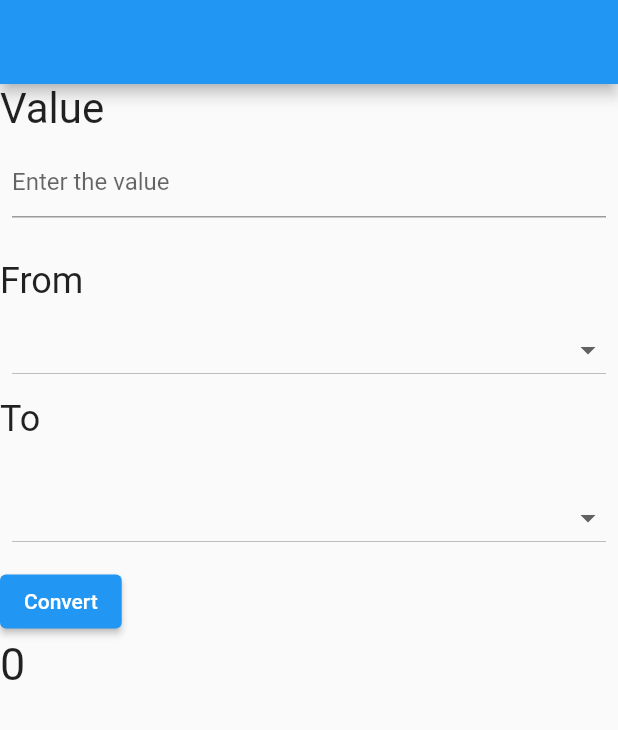
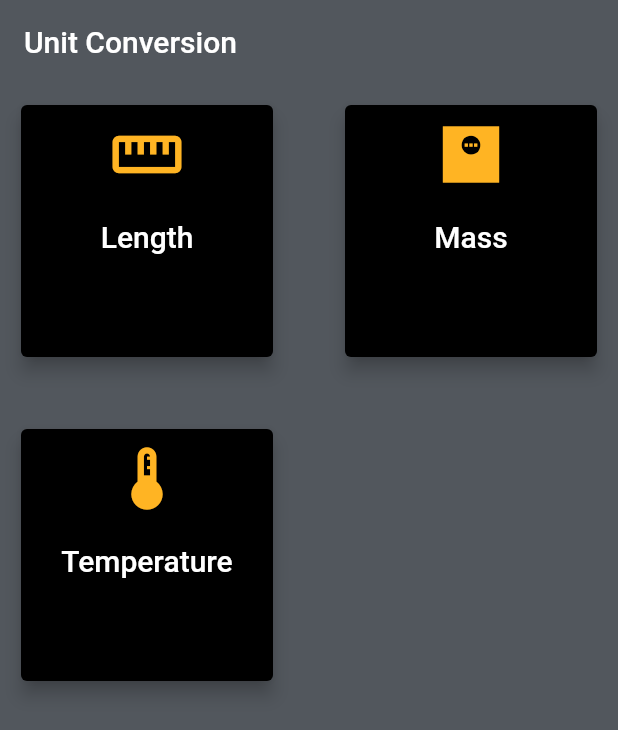
Before and after one commit to Hritik602/Unit-Conversion, a Flutter app: the screen it shows after launch, on a phone screen of 412 x 824 dp. Shown: the top 730 px of the screen. Run offline on Flutter 3.47's test engine with Material 2 defaults, Android fonts, the phone set to English and light mode, and no system bars.

Commit message:
Mobile View Completed

```diff
--- /dev/null
+++ b/lib/Logic/length_logic.dart
@@ -0,0 +1,172 @@
+class LengthCalculation {
+  static final List<String> lengthList = [
+    "Millimeter mm",
+    "Centimeter cm",
+    "Decimeter dm",
+    "Meter m",
+    "Decameter dm",
+    "Hectometer hm",
+    "kilometer km",
+    "Mile m",
+    "Yard yd",
+    "Foot ft",
+    "Inch in"
+  ];
+  static final Map<String, int> mapList = {
+    "Millimeter mm": 0,
+    "Centimeter cm": 1,
+    "Decimeter dm": 2,
+    "Meter m": 3,
+    "Decameter dm": 4,
+    "Hectometer hm": 5,
+    "kilometer km": 6,
+    "Mile m": 7,
+    "Yard yd": 8,
+    "Foot ft": 9,
+    "Inch in": 10
+  };
+  static final dynamic lengthConversion = {
+    "0": [
+      1,
+      0.1,
+      0.001,
+      0.0001,
+      0.00001,
+      0.000001,
+      0.000000621371,
+      0.00109381,
+      0.00328084,
+      0.0393701
+    ],
+    "1": [
+      10,
+      1,
+      0.1,
+      0.01,
+      0.001,
+      0.0001,
+      0.00001,
+      0.00000621371,
+      0.0109381,
+      0.0328084,
+      0.393701
+    ],
+    "2": [
+      100,
+      10,
+      1,
+      0.1,
+      0.01,
+      0.001,
+      0.0001,
+      0.0000621371,
+      0.109381,
+      0.328084,
+      3.93701
+    ],
+    "3": [
+      1000,
+      100,
+      10,
+      1,
+      0.1,
+      0.01,
+      0.001,
+      0.000621371,
+      1.09381,
+      3.28084,
+      39.3701
+    ],
+    "4": [
+      10000,
+      1000,
+      100,
+      10,
+      1,
+      0.1,
+      0.01,
+      0.00621371,
+      10.9381,
+      32.8084,
+      393.701
+    ],
+    "5": [
+      100000,
+      10000,
+      1000,
+      100,
+      10,
+      1,
+      0.1,
+      0.0621371,
+      109.381,
+      328.084,
+      3937.01
+    ],
+    "6": [
+      1000000,
+      100000,
+      10000,
+      1000,
+      100,
+      10,
+      1,
+      0.0621371,
+      1093.81,
+      3280.84,
+      393370.1
+    ],
+    "7": [
+      1609000,
+      160934,
+      16093.4,
+      1609.34,
+      160.934,
+      16.0934,
+      1.60934,
+      1,
+      1760,
+      5280,
+      63360
+    ],
+    "8": [
+      914.4,
+      91.44,
+      9.144,
+      0.9144,
+      0.09144,
+      0.009144,
+      0.0009144,
+      0.000568182,
+      1,
+      3,
+      36
+    ],
+    "9": [
+      304.8,
+      30.48,
+      3.048,
+      0.3048,
+      0.03048,
+      0.003048,
+      0.0003048,
+      0.000189394,
+      0.333333,
+      1,
+      12
+    ],
+    "10": [
+      25.4,
+      2.54,
+      0.254,
+      0.0254,
+      0.00254,
+      0.000254,
+      0.0000254,
+      0.00001579,
+      0.0277778,
+      0.833333,
+      1
+    ]
+  };
+}
--- /dev/null
+++ b/lib/Logic/mass_logic.dart
@@ -0,0 +1,50 @@
+class MassData {
+  static final List<String> massList = [
+    "mg",
+    "microg",
+    "g",
+    "Kg",
+    "ton",
+    "quintal",
+    "Pound",
+    "Caract"
+  ];
+  static final Map<String, int> massMap = {
+    "mg": 0,
+    "microg": 1,
+    "g": 2,
+    "kg": 3,
+    "ton": 4,
+    "quintal": 5,
+    "Pound": 6,
+    "Caract": 7
+  };
+  static final dynamic massFormula = {
+    "0": [1, 1000, 0.001, 0.000001, 0.00000001, 0.0000001, 0.0000020, 0.005],
+    "1": [
+      0.001,
+      1,
+      0.000001,
+      0.000000001,
+      0.000000000001,
+      0.000000000001,
+      0.000000002,
+      0.000005
+    ],
+    "2": [1000, 1000000, 1, 0.001, 0.000001, 0.00001, 0.0022046, 5],
+    "3": [1000000, 1000000000, 1000, 1, 0.001, 0.01, 2.2046, 5000],
+    "4": [10000000000, 1000000000000, 1000000, 1000, 1, 10, 2204.63, 5000000],
+    "5": [10000000000, 1000000000000, 100000, 100, 0.1, 1, 22046, 500000],
+    "6": [
+      453592.37,
+      453592370,
+      453.59237,
+      0.45359237,
+      0.000453,
+      0.0045359237,
+      1,
+      2267.97
+    ],
+    "7": [200, 200000, 0.2, 0.2, 0.0000002, 0.000002, 0.0004493, 1]
+  };
+}
--- /dev/null
+++ b/lib/Logic/temp_logic.dart
@@ -0,0 +1,23 @@
+class TemperatureData {
+  static final List<String> tempList = [
+    "Celsius",
+    "Fahrenheit",
+    "Kelvin",
+    "Rankine",
+    "Reaumur"
+  ];
+  static final Map<String, int> tempMap = {
+    "Celsius": 0,
+    "Fahrenheit": 1,
+    "Kelvin": 2,
+    "Rankine": 3,
+    "Reaumur": 4
+  };
+  static final dynamic tempFormula = {
+    "0": [1, 33.8, 274.15, 493.47, 0.8],
+    "1": [-17.223, 1, 255.928, 460.67, -13.7778],
+    "2": [-272.15, -457.87, 1, 1.8, -217.72],
+    "3": [-272.6, -458.67, 0.56, 1, -218.07556],
+    "4": [1.25, 34.25, 274.4, 493.92, 1]
+  };
+}
--- /dev/null
+++ b/lib/Screen/Mobile/calculation_screen.dart
@@ -0,0 +1,159 @@
+import 'package:flutter/cupertino.dart';
+import 'package:flutter/material.dart';
+
+import '../../home_ui.dart';
+
+class CalculationScreen extends StatefulWidget {
+  CalculationScreen(
+      {Key? key,
+      required this.mapConversion,
+      required this.conversionList,
+      required this.headerName,
+      required this.calculationformula})
+      : super(key: key);
+  /*It determine from which of type to which type should be converted */
+  Map<String, int> mapConversion;
+  List<String> conversionList;
+  String? headerName;
+  dynamic calculationformula;
+
+  @override
+  State<CalculationScreen> createState() => _CalculationScreenState();
+}
+
+class _CalculationScreenState extends State<CalculationScreen> {
+  void convert(double value, String from, String to) {
+    print(widget.mapConversion[from]);
+    int? numFrom = widget.mapConversion[from];
+    int? numTo = widget.mapConversion[to];
+    var multiplier = widget.calculationformula[numFrom.toString()][numTo];
+    double result = value * multiplier;
+    if (result == 0) {
+      _result = 'This conversion cannot be performed';
+    } else {
+      _result =
+          '${_numberfrom.toString()} ${_startMeasure.toString()} $result ${_convertedMeasure.toString()}';
+    }
+    setState(() {
+      _result = _result;
+    });
+  }
+
+  String? _startMeasure;
+  String? _convertedMeasure;
+  double? _numberfrom;
+  String? _result;
+  @override
+  Widget build(BuildContext context) {
+    return Scaffold(
+      appBar: AppBar(
+        elevation: 0.0,
+        title: Text(widget.headerName.toString()),
+      ),
+      body: SingleChildScrollView(
+        child: Column(
+          children: [
+            Padding(
+              padding: const EdgeInsets.all(8.0),
+              child: TextField(
+                keyboardType: TextInputType.number,
+                decoration: const InputDecoration(
+                    filled: true,
+                    fillColor: Colors.white,
+                    constraints: BoxConstraints(
+                      maxWidth: 200,
+                    ),
+                    hintText: "Enter the value",
+                    border: UnderlineInputBorder()),
+                onChanged: (text) {
+                  var rv = double.tryParse(text);
+                  setState(() {
+                    _numberfrom = rv;
+                  });
+                },
+              ),
+            ),
+            const SizedBox(
+              height: 30,
+            ),
+            Row(
+              children: [
+                Padding(
+                  padding: const EdgeInsets.all(8.0),
+                  child: SizedBox(
+                    width: 150,
+                    height: 50,
+                    child: DropdownButton(
+                      dropdownColor: Colors.white,
+                      elevation: 10,
+                      borderRadius: const BorderRadius.all(Radius.circular(10)),
+                      isExpanded: true,
+                      items: widget.conversionList.map((String value) {
+                        return DropdownMenuItem(
+                            value: value, child: Text(value));
+                      }).toList(),
+                      onChanged: (value) {
+                        setState(() {
+                          _startMeasure = (value as String?)!;
+                        });
+                      },
+                      value:
+                          _startMeasure ?? widget.conversionList[0].toString(),
+                    ),
+                  ),
+                ),
+                Text(
+                  "To",
+                  style: Theme.of(context).textTheme.headline6,
+                ),
+                Padding(
+                  padding: const EdgeInsets.all(8.0),
+                  child: SizedBox(
+                    width: 150,
+                    height: 50,
+                    child: DropdownButton(
+                      dropdownColor: Colors.white,
+                      elevation: 0,
+                      borderRadius: const BorderRadius.all(Radius.circular(10)),
+                      isExpanded: true,
+                      items: widget.conversionList.map((String value) {
+                        return DropdownMenuItem(
+                            value: value, child: Text(value));
+                      }).toList(),
+                      onChanged: (value) {
+                        setState(() {
+                          _convertedMeasure = (value as String?)!;
+                        });
+                      },
+                      value: _convertedMeasure ??
+                          widget.conversionList[0].toString(),
+                    ),
+                  ),
+                ),
+              ],
+            ),
+            const SizedBox(
+              height: 30,
+            ),
+            CustomText(
+              text: (_result == null ? "0" : _result.toString()),
+              size: 40,
+            ),
+            const SizedBox(
+              height: 30,
+            ),
+            ElevatedButton(
+                onPressed: () {
+                  convert(_numberfrom!.toDouble(), _startMeasure!,
+                      _convertedMeasure!);
+                },
+                child: const Text("Convert")),
+            const SizedBox(
+              height: 30,
+            ),
+          ],
+        ),
+      ),
+    );
+  }
+}
--- /dev/null
+++ b/lib/Screen/Mobile/mobile_home_view.dart
@@ -0,0 +1,112 @@
+import 'package:flutter/material.dart';
+import 'package:unit_conversion/Logic/length_logic.dart';
+import 'package:unit_conversion/Logic/mass_logic.dart';
+import 'package:unit_conversion/Logic/temp_logic.dart';
+import 'package:unit_conversion/Screen/Mobile/calculation_screen.dart';
+
+class MobileView extends StatelessWidget {
+  MobileView({Key? key}) : super(key: key);
+  final List<String> _unit = [
+    "Length",
+    "Mass",
+    "Temperature",
+  ];
+  final List<IconData> _iconList = [
+    Icons.straighten_outlined,
+    Icons.monitor_weight_sharp,
+    Icons.thermostat_outlined,
+    Icons.attach_money_outlined,
+  ];
+
+  void moveToCalculationScreen(int index, BuildContext context) {
+    switch (index) {
+      case 0:
+        Navigator.push(
+            context,
+            MaterialPageRoute<String>(
+                builder: (context) => CalculationScreen(
+                      calculationformula: LengthCalculation.lengthConversion,
+                      headerName: _unit[index].toString(),
+                      mapConversion: LengthCalculation.mapList,
+                      conversionList: LengthCalculation.lengthList,
+                    )));
+        break;
+      case 1:
+        Navigator.push(
+            context,
+            MaterialPageRoute<String>(
+                builder: (context) => CalculationScreen(
+                    calculationformula: MassData.massFormula,
+                    headerName: _unit[index].toString(),
+                    mapConversion: MassData.massMap,
+                    conversionList: MassData.massList)));
+        break;
+      case 2:
+        Navigator.push(
+            context,
+            MaterialPageRoute<String>(
+                builder: (context) => CalculationScreen(
+                      calculationformula: TemperatureData.tempFormula,
+                      headerName: _unit[index].toString(),
+                      mapConversion: TemperatureData.tempMap,
+                      conversionList: TemperatureData.tempList,
+                    )));
+        break;
+    }
+  }
+
+  @override
+  Widget build(BuildContext context) {
+    return Scaffold(
+        appBar: AppBar(
+          title: const Text("Unit Conversion"),
+        ),
+        body: SafeArea(
+            child: GridView.builder(
+                gridDelegate: const SliverGridDelegateWithMaxCrossAxisExtent(
+                  maxCrossAxisExtent: 200,
+                  childAspectRatio: 1,
+                  crossAxisSpacing: 20,
+                  mainAxisSpacing: 20,
+                ),
+                itemCount: _unit.length,
+                itemBuilder: (context, index) {
+                  return Padding(
+                    padding: const EdgeInsets.all(10.0),
+                    child: InkWell(
+                      onTap: () => moveToCalculationScreen(index, context),
+                      child: Card(
+                        elevation: 5.0,
+                        child: Container(
+                          width: 100,
+                          height: 100,
+                          decoration: BoxDecoration(
+                            borderRadius: BorderRadius.circular(40),
+                          ),
+                          child: Column(
+                            children: [
+                              Padding(
+                                padding: const EdgeInsets.all(8.0),
+                                child: Icon(
+                                  _iconList[index],
+                                  size: 50,
+                                ),
+                              ),
+                              const SizedBox(
+                                height: 10,
+                              ),
+                              Center(
+                                child: Text(
+                                  _unit[index].toString(),
+                                  style: Theme.of(context).textTheme.headline6,
+                                ),
+                              ),
+                            ],
+                          ),
+                        ),
+                      ),
+                    ),
+                  );
+                })));
+  }
+}
--- /dev/null
+++ b/lib/Screen/Web/web_home_view.dart
@@ -0,0 +1,14 @@
+import 'package:flutter/material.dart';
+
+class WebView extends StatelessWidget {
+  const WebView({Key? key}) : super(key: key);
+
+  @override
+  Widget build(BuildContext context) {
+    return const Scaffold(
+      body: Center(
+        child: Text("This is Web View "),
+      ),
+    );
+  }
+}
--- /dev/null
+++ b/lib/Screen/responsive_view.dart
@@ -0,0 +1,20 @@
+import 'package:flutter/material.dart';
+import 'package:unit_conversion/Screen/Mobile/calculation_screen.dart';
+import 'package:unit_conversion/Screen/Mobile/mobile_home_view.dart';
+import 'package:unit_conversion/Screen/Web/web_home_view.dart';
+
+class ResponsiveUI extends StatelessWidget {
+  const ResponsiveUI({Key? key}) : super(key: key);
+
+  @override
+  Widget build(BuildContext context) {
+    return LayoutBuilder(
+        builder: (BuildContext context, BoxConstraints constraints) {
+      if (constraints.maxWidth >= 480) {
+        return const WebView();
+      } else {
+        return  MobileView();
+      }
+    });
+  }
+}
--- a/lib/home_ui.dart
+++ /dev/null
@@ -1,159 +0,0 @@
-import 'package:flutter/material.dart';
-
-class MainScreen extends StatefulWidget {
-  const MainScreen({Key? key}) : super(key: key);
-
-  @override
-  State<MainScreen> createState() => _MainScreenState();
-}
-
-class _MainScreenState extends State<MainScreen> {
-  final List<String> measure = [
-    'meter',
-    'kilometer',
-    'grams',
-    'kilograms',
-    'feet',
-    'miles',
-    'pounds',
-    'ounces'
-  ];
-  final Map<String, int> _measureMap = {
-    'meter': 0,
-    'kilometer': 1,
-    'grams': 2,
-    'kilograms': 3,
-    'feet': 4,
-    'miles': 5,
-    'pounds': 6,
-    'ounces': 7,
-  };
-  final dynamic _formulas = {
-    '0': [1, 0.001, 0, 0, 3.28084, 0.000621371, 0, 0],
-    '1': [1000, 1, 0, 0, 3280.84, 0.621371, 0, 0],
-    '2': [0, 0, 1, 0.0001, 0, 0, 0.00220462, 0.035274],
-    '3': [0, 0, 1000, 1, 0, 0, 2.20462, 35.274],
-    '4': [0.3048, 0.0003048, 0, 0, 1, 0.000189394, 0, 0],
-    '5': [1609.34, 1.60934, 0, 0, 5280, 1, 0, 0],
-    '6': [0, 0, 453.592, 0.453592, 0, 0, 1, 16],
-    '7': [0, 0, 28.3495, 0.0283495, 3.28084, 0, 0.0625, 1],
-  };
-  void convert(double value, String from, String to) {
-    int? numFrom = _measureMap[from];
-    int? numTo = _measureMap[to];
-    var multiplier = _formulas[numFrom.toString()][numTo];
-    double result = value * multiplier;
-    if (result == 0) {
-      _result = 'This conversion cannot be performed';
-    } else {
-      _result =
-          '${_numberfrom.toString()} ${_startMeasure.toString()} ${result} ${_convertedMeasure.toString()}';
-    }
-    setState(() {
-      _result = _result;
-    });
-  }
-
-  String? _startMeasure;
-  String? _convertedMeasure;
-  String? _result;
-  double? _numberfrom;
-  @override
-  Widget build(BuildContext context) {
-    return Scaffold(
-      appBar: AppBar(),
-      body: SafeArea(
-          child: SingleChildScrollView(
-        child: Column(
-          crossAxisAlignment: CrossAxisAlignment.start,
-          children: [
-            // Spacer(
-            //   flex: 1,
-            // ),
-            const CustomText(
-              text: "Value",
-              size: 28,
-            ),
-            Padding(
-              padding: EdgeInsets.all(8.0),
-              child: TextField(
-                decoration: const InputDecoration(
-                    hintText: "Enter the value",
-                    border: UnderlineInputBorder()),
-                onChanged: (text) {
-                  var rv = double.tryParse(text);
-                  setState(() {
-                    _numberfrom = rv;
-                  });
-                },
-              ),
-            ),
-            const SizedBox(
-              height: 20,
-            ),
-            const CustomText(text: "From"),
-            Padding(
-              padding: const EdgeInsets.all(8.0),
-              child: DropdownButton(
-                isExpanded: true,
-                items: measure.map((String value) {
-                  return DropdownMenuItem(value: value, child: Text(value));
-                }).toList(),
-                onChanged: (value) {
-                  setState(() {
-                    _startMeasure = value as String?;
-                  });
-                },
-                value: _startMeasure,
-              ),
-            ),
-            const CustomText(text: "To"),
-            const SizedBox(
-              height: 20,
-            ),
-            Padding(
-              padding: const EdgeInsets.all(8.0),
-              child: DropdownButton(
-                isExpanded: true,
-                items: measure.map((String value) {
-                  return DropdownMenuItem(value: value, child: Text(value));
-                }).toList(),
-                onChanged: (value) {
-                  setState(() {
-                    _convertedMeasure = value as String?;
-                  });
-                },
-                value: _convertedMeasure,
-              ),
-            ),
-            ElevatedButton(
-                onPressed: () {
-                  convert(_numberfrom!.toDouble(), _startMeasure!,
-                      _convertedMeasure!);
-                },
-                child: Text("Convert")),
-            CustomText(
-              text: (_result == null ? "0" : _result.toString()),
-              size: 30,
-            )
-          ],
-        ),
-      )),
-    );
-  }
-}
-
-class CustomText extends StatelessWidget {
-  const CustomText({Key? key, required this.text, this.size}) : super(key: key);
-  final String text;
-  final double? size;
-  @override
-  Widget build(BuildContext context) {
-    return Text(
-      text,
-      style: TextStyle(
-        fontSize: size ?? 24,
-      ),
-    );
-  }
-}
--- a/lib/main.dart
+++ b/lib/main.dart
@@ -1,6 +1,6 @@
 import 'package:flutter/material.dart';
 
-import 'home_ui.dart';
+import 'Screen/responsive_view.dart';
 
 void main() {
   runApp(const MyApp());
@@ -15,9 +15,22 @@ class MyApp extends StatelessWidget {
     return MaterialApp(
       title: 'Unit Conversion',
       theme: ThemeData(
-        primarySwatch: Colors.blue,
+        appBarTheme: const AppBarTheme(
+            elevation: 0.0,
+            color: Color.fromRGBO(
+              82,
+              87,
+              93,
+              1.0,
+            )),
+        primaryTextTheme: const TextTheme(),
+        textTheme: const TextTheme(headline6: TextStyle(color: Colors.white)),
+        iconTheme:
+            const IconThemeData(color: Color.fromRGBO(255, 180, 35, 1.0)),
+        cardColor: const Color.fromRGBO(0, 0, 0, 1.0),
+        scaffoldBackgroundColor: Color.fromRGBO(82, 87, 93, 1.0),
       ),
-      home: const MainScreen(),
+      home: const ResponsiveUI(),
     );
   }
 }
```
Also changed, not shown: 4 other files.
